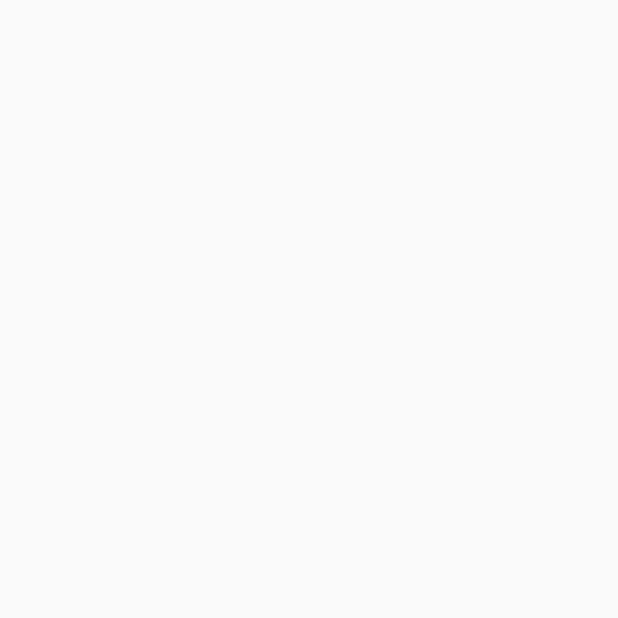
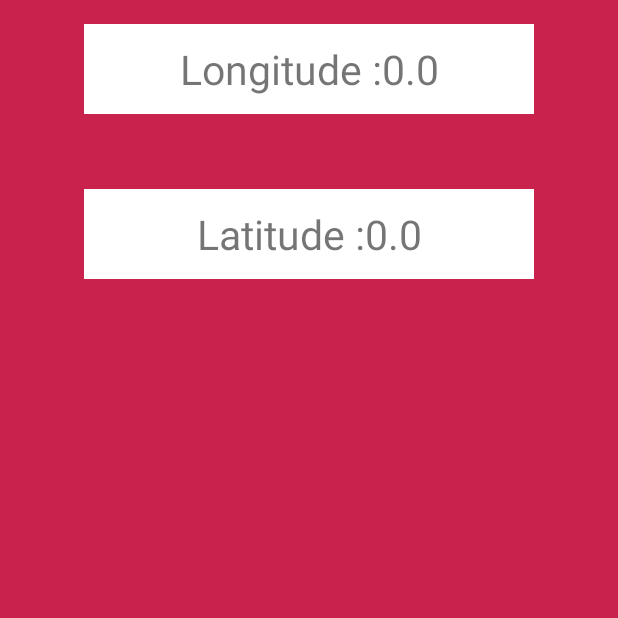
Before and after one commit to skptl/locii, an Android app: the screen it shows after launch (SplashActivity before the commit, LocationClass after it), on a phone screen of 412 x 824 dp, the top half of it. Before the commit the part shown is empty. Run offline under Robolectric (Android 15) with nearby library versions, the phone set to English and light mode, and no system bars; 1 statement that could not run was skipped.

Commit message:
Location

```diff
--- a/app/build.gradle
+++ b/app/build.gradle
@@ -24,4 +24,6 @@ dependencies {
     testCompile 'junit:junit:4.12'
     compile 'com.android.support:appcompat-v7:23.1.1'
     compile 'com.android.support:design:23.1.1'
+    compile 'com.google.android.gms:play-services:8.4.0'
+
 }
--- a/app/src/main/AndroidManifest.xml
+++ b/app/src/main/AndroidManifest.xml
@@ -26,6 +26,10 @@
                 <category android:name="android.intent.category.LAUNCHER" />
             </intent-filter>
         </activity>
+
+        <activity android:name=".service.LocationClass"
+            android:label="@string/app_name"/>
+        <service android:name=".service.ServiceClass"/>
     </application>
 
 </manifest>
--- a/app/src/main/java/gy/chnolo/te/locii/activity/SplashActivity.java
+++ b/app/src/main/java/gy/chnolo/te/locii/activity/SplashActivity.java
@@ -1,9 +1,36 @@
 package gy.chnolo.te.locii.activity;
 
 import android.app.Activity;
+import android.content.Intent;
+import android.os.Bundle;
+import android.os.Handler;
+
+import gy.chnolo.te.locii.R;
+import gy.chnolo.te.locii.service.LocationClass;
 
 /**
  * Created by Shilpan Patel on 3/16/16.
  */
 public class SplashActivity extends Activity{
+
+    protected static int MAX_TIMEOUT = 5000 ;
+
+
+    @Override
+    protected void onCreate(Bundle savedInstanceState) {
+        super.onCreate(savedInstanceState);
+        setContentView(R.layout.splash_screen);
+
+        new Handler().postDelayed(new Runnable() {
+            @Override
+            public void run() {
+                Intent i = new Intent(SplashActivity.this,LocationClass.class);
+                startActivity(i);
+                finish();
+            }
+        },MAX_TIMEOUT);
+
+
+
+    }
 }
--- /dev/null
+++ b/app/src/main/java/gy/chnolo/te/locii/service/LocationClass.java
@@ -0,0 +1,90 @@
+package gy.chnolo.te.locii.service;
+
+import android.app.Activity;
+import android.content.ComponentName;
+import android.content.Context;
+import android.content.Intent;
+import android.content.ServiceConnection;
+import android.os.Bundle;
+import android.os.IBinder;
+import android.util.Log;
+import android.widget.TextView;
+import android.widget.Toast;
+
+import gy.chnolo.te.locii.R;
+
+public class LocationClass extends Activity {
+
+    protected TextView lat_text;
+    protected TextView long_text;
+    // protected Button button;
+    protected Intent i;
+    protected double latitude,longitude;
+    ServiceClass locationService = new ServiceClass();
+
+    //protected Location location;
+
+
+    @Override
+    protected void onCreate(Bundle savedInstanceState) {
+
+        super.onCreate(savedInstanceState);
+        setContentView(R.layout.activity_location);
+
+        lat_text = (TextView) findViewById(R.id.latitude);
+        long_text = (TextView) findViewById(R.id.longitude);
+        // button=(Button)findViewById(R.id.button);
+        Intent i = new Intent(getApplicationContext(),ServiceClass.class);
+        bindService(i, mServiceConnection, Context.BIND_AUTO_CREATE);
+        startService(i);
+    }
+
+    @Override
+    protected void onStart() {
+        super.onStart();
+        getCoordinates();
+        updateLocationUI(latitude,longitude);
+    }
+
+    protected ServiceConnection mServiceConnection = new ServiceConnection() {
+        @Override
+        public void onServiceConnected(ComponentName name, IBinder service) {
+
+            Log.i("connected","service_connected");
+            ServiceClass.BinderService binderService = (ServiceClass.BinderService) service;
+            locationService = binderService.locationService();
+
+
+        }
+
+        @Override
+        public void onServiceDisconnected(ComponentName name) {
+            Toast.makeText(getApplicationContext(),"Service Disconnected",Toast.LENGTH_LONG).show();
+
+        }
+    };
+
+
+    @Override
+    protected void onDestroy() {
+        super.onDestroy();
+        stopService(i);
+    }
+
+    public void getCoordinates() {
+
+        latitude = locationService.latitude;
+        longitude = locationService.longitude;
+
+    }
+
+    public void updateLocationUI (double a,double b) {
+
+        lat_text.setText("Latitude :" +b);
+        long_text.setText("Longitude :" +a);
+
+    }
+
+
+
+}
--- /dev/null
+++ b/app/src/main/res/layout/activity_location.xml
@@ -0,0 +1,33 @@
+<?xml version="1.0" encoding="utf-8"?>
+<RelativeLayout xmlns:android="http://schemas.android.com/apk/res/android"
+    xmlns:tools="http://schemas.android.com/tools" android:layout_width="match_parent"
+    android:layout_height="match_parent" android:paddingLeft="@dimen/activity_horizontal_margin"
+    android:paddingRight="@dimen/activity_horizontal_margin"
+    android:paddingTop="@dimen/activity_vertical_margin"
+    android:paddingBottom="@dimen/activity_vertical_margin"
+    tools:context=".MainActivity"
+    android:background="#c9234d">
+
+    <TextView
+        android:text="Longitude!"
+        android:id="@+id/longitude"
+        android:layout_width="300dp"
+        android:textSize="27sp"
+        android:background="#fff"
+        android:layout_centerHorizontal="true"
+        android:layout_height="60dp"
+        android:gravity="center_vertical|center_horizontal" />
+    <TextView
+        android:text="Latitude!"
+        android:id="@+id/latitude"
+        android:layout_below="@+id/longitude"
+        android:layout_centerHorizontal="true"
+        android:layout_width="300dp"
+        android:textSize="27sp"
+        android:layout_marginTop="50dp"
+        android:background="#fff"
+        android:layout_height="60dp"
+        android:gravity="center_vertical|center_horizontal" />
+
+
+</RelativeLayout>
```
Also changed, not shown: app/src/main/java/gy/chnolo/te/locii/service/ServiceClass.java (added, +114 -0 lines), app/src/main/res/layout/splash_screen.xml (+20 -9 lines).
